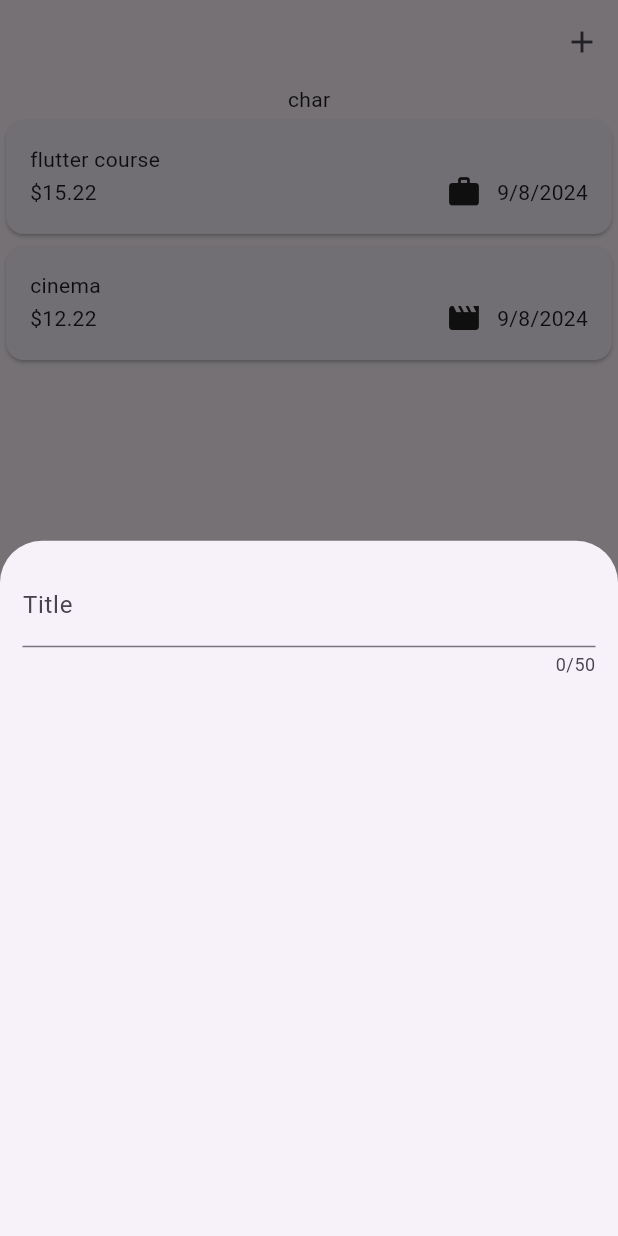
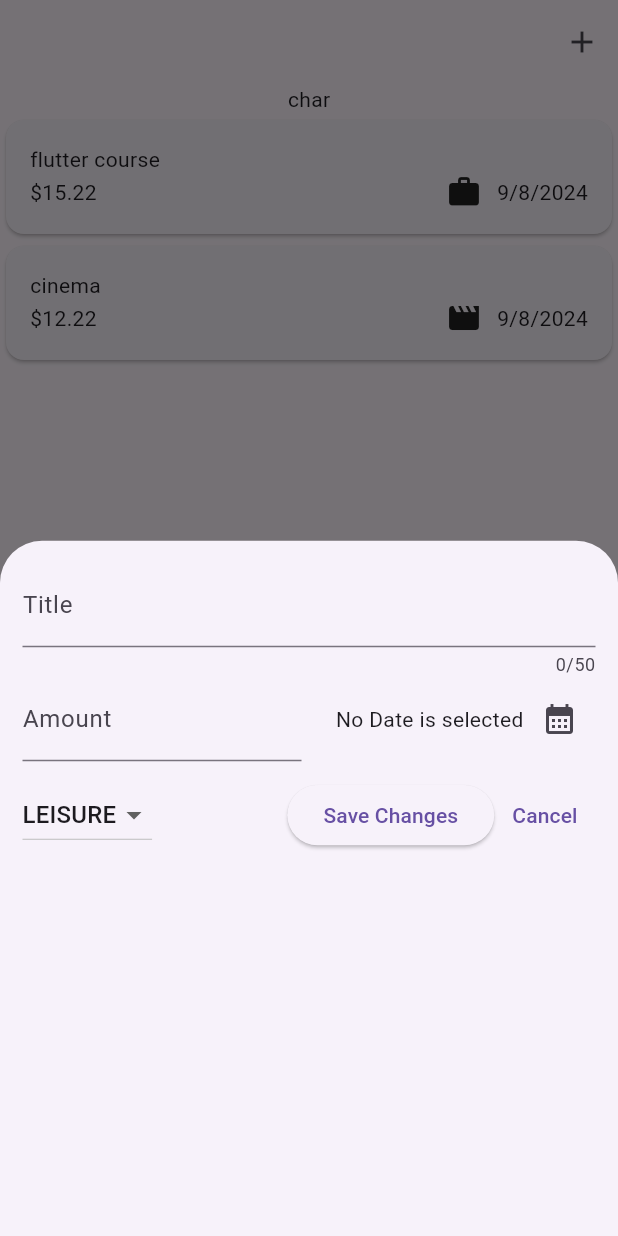
Before and after one commit to Mo-Khater/expanse_tracker, a Flutter app: the screen it shows after launch, after a tap on the "add" icon, on a phone screen of 412 x 824 dp. Run offline on Flutter 3.47's test engine with Material 3 defaults, Android fonts, the phone set to English and light mode, and no system bars.

Commit message:
add new_expnase

```diff
--- a/lib/widgets/new_expanse.dart
+++ b/lib/widgets/new_expanse.dart
@@ -1,4 +1,5 @@
 import 'package:flutter/material.dart';
+import 'package:expanse_tracker/models/expanse.dart';
 
 class NewExpanse extends StatefulWidget {
   const NewExpanse({super.key});
@@ -9,15 +10,123 @@ class NewExpanse extends StatefulWidget {
 }
 
 class _NewExpanseState extends State<NewExpanse> {
+  final _titleController = TextEditingController(); // Fixed the typo here
+  final _amountController = TextEditingController();
+  DateTime? _selectedDate;
+  Category _selectedCategory = Category.leisure;
+
+  void _presentDatePicker() async {
+    final now = DateTime.now();
+    DateTime firstDate = DateTime(now.year - 1, now.month);
+    final pickedDate = await showDatePicker(
+        context: context, firstDate: firstDate, lastDate: now);
+    setState(() {
+      _selectedDate = pickedDate;
+    });
+  }
+
+  void submitChanges() {
+    bool emtpyTitle = _titleController.text.trim().isEmpty;
+    double? amount = double.tryParse(_amountController.text);
+    bool notValidAmount = amount == null || amount < 0;
+    if (emtpyTitle || notValidAmount || _selectedDate == null) {
+      showDialog(
+        context: context,
+        builder: (ctx) {
+          return AlertDialog(
+            title: const Text("Invalid Input"),
+            content: const Text("plz make sure you enter valid data"),
+            actions: [
+              TextButton(
+                  onPressed: () {
+                    Navigator.pop(ctx);
+                  },
+                  child: const Text("Okey"))
+            ],
+          );
+        },
+      );
+      return;
+    }
+  }
+
+  @override
+  void dispose() {
+    _titleController.dispose();
+    _amountController.dispose();
+    super.dispose();
+  }
+
   @override
   Widget build(BuildContext context) {
-    return const Padding(
-      padding: EdgeInsets.all(15),
+    return Padding(
+      padding: const EdgeInsets.all(15),
       child: Column(
         children: [
           TextField(
+            controller: _titleController, // Fixed the typo here
             maxLength: 50,
-            decoration: InputDecoration(label: Text('Title')),
+            decoration: const InputDecoration(label: Text('Title')),
+          ),
+          Row(
+            children: [
+              Expanded(
+                child: TextField(
+                  controller: _amountController,
+                  keyboardType: TextInputType.number,
+                  decoration: const InputDecoration(
+                    prefixText: '\$ ',
+                    label: Text("Amount"),
+                  ),
+                ),
+              ),
+              const SizedBox(width: 10), // Add some space between the widgets
+              Expanded(
+                child: Row(
+                  mainAxisAlignment: MainAxisAlignment.end,
+                  crossAxisAlignment: CrossAxisAlignment.center,
+                  children: [
+                    Text(_selectedDate == null
+                        ? 'No Date is selected'
+                        : formatter.format(_selectedDate!)),
+                    IconButton(
+                      onPressed: _presentDatePicker,
+                      icon: const Icon(Icons.calendar_month),
+                    )
+                  ],
+                ),
+              )
+            ],
+          ),
+          const SizedBox(
+            height: 12,
+          ),
+          Row(
+            children: [
+              DropdownButton(
+                  value: _selectedCategory,
+                  items: Category.values
+                      .map((e) => DropdownMenuItem(
+                          value: e, child: Text(e.name.toUpperCase())))
+                      .toList(),
+                  onChanged: (value) {
+                    if (value == null) return;
+                    setState(() {
+                      _selectedCategory = value;
+                    });
+                  }),
+              const Spacer(),
+              ElevatedButton(
+                onPressed: submitChanges,
+                child: const Text('Save Changes'),
+              ),
+              TextButton(
+                onPressed: () {
+                  Navigator.pop(context);
+                },
+                child: const Text('Cancel'),
+              )
+            ],
           )
         ],
       ),
```
